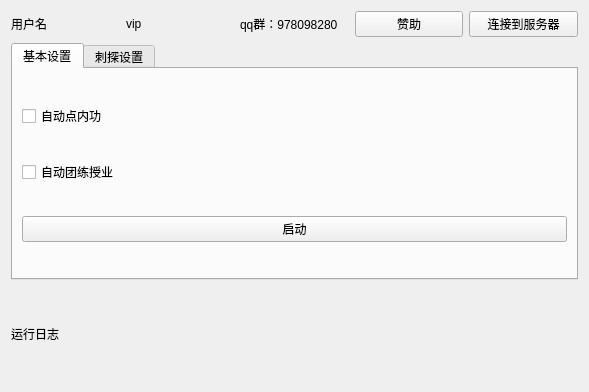
This is qt_ui/main.ui in nathonNot/game_robot as Qt 5 draws it before an edit. The edited form follows.
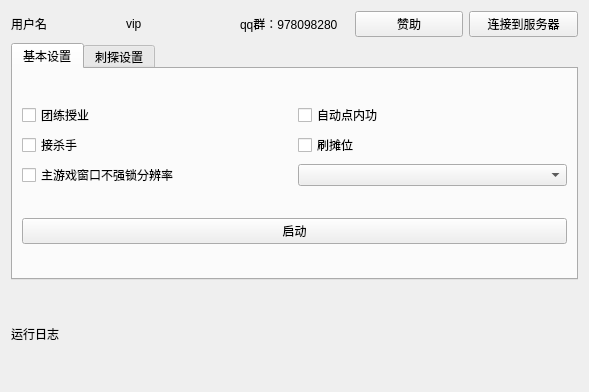
This is the edited form. The open tabs and pages were chosen to show the change.

Commit message: 主窗口不强锁

The edit to the form file:
```diff
--- a/qt_ui/main.ui
+++ b/qt_ui/main.ui
@@ -70,18 +70,46 @@
       </attribute>
       <layout class="QVBoxLayout" name="verticalLayout_2">
        <item>
+        <layout class="QGridLayout" name="gridLayout_2">
+         <item row="1" column="0">
+          <widget class="QCheckBox" name="cb_shashou">
+           <property name="text">
+            <string>接杀手</string>
+           </property>
+          </widget>
+         </item>
+         <item row="1" column="1">
+          <widget class="QCheckBox" name="cb_tanwei">
+           <property name="text">
+            <string>刷摊位</string>
+           </property>
+          </widget>
+         </item>
+         <item row="0" column="1">
         <widget class="QCheckBox" name="cb_neigong">
          <property name="text">
           <string>自动点内功</string>
          </property>
         </widget>
        </item>
-       <item>
+         <item row="0" column="0">
         <widget class="QCheckBox" name="cb_tuanlian">
          <property name="text">
-          <string>自动团练授业</string>
-         </property>
-        </widget>
+            <string>团练授业</string>
+           </property>
+          </widget>
+         </item>
+         <item row="2" column="0">
+          <widget class="QCheckBox" name="cb_main_win">
+           <property name="text">
+            <string>主游戏窗口不强锁分辨率</string>
+           </property>
+          </widget>
+         </item>
+         <item row="2" column="1">
+          <widget class="QComboBox" name="cbb_main_win"/>
+         </item>
+        </layout>
        </item>
        <item>
         <widget class="QPushButton" name="bt_start_up">
```
Left out of the diff: 2 changed lines with no effect on the pictures. Lines whose indentation alone changed are shown as unchanged. The commit also changes 8 other files.
